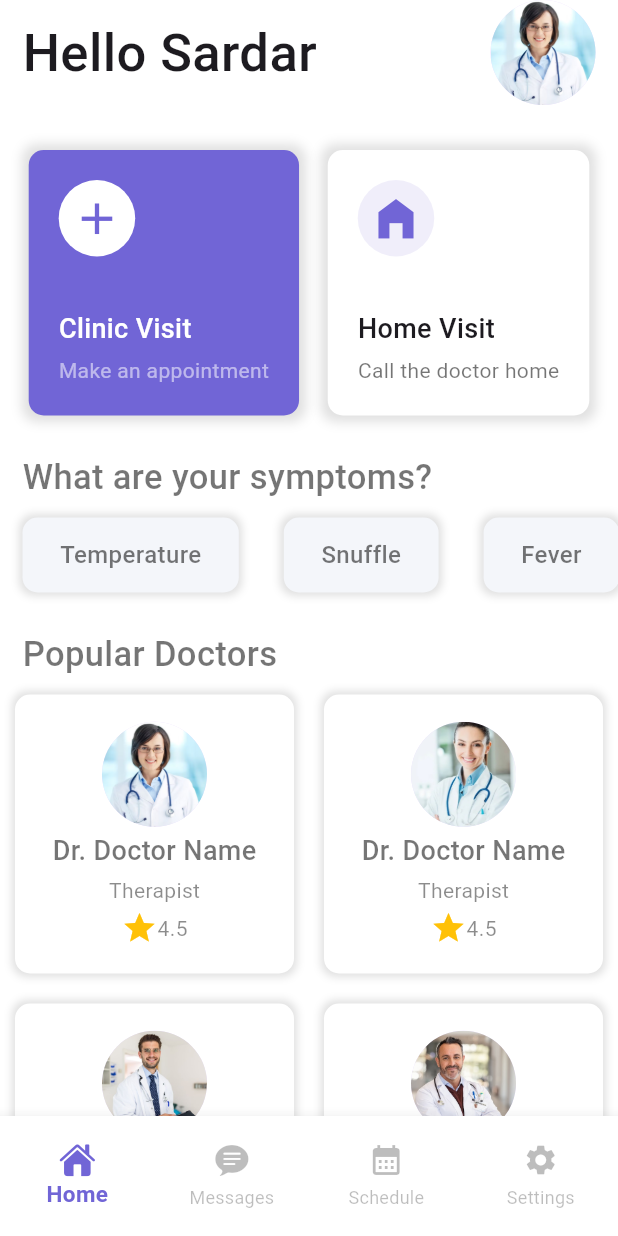
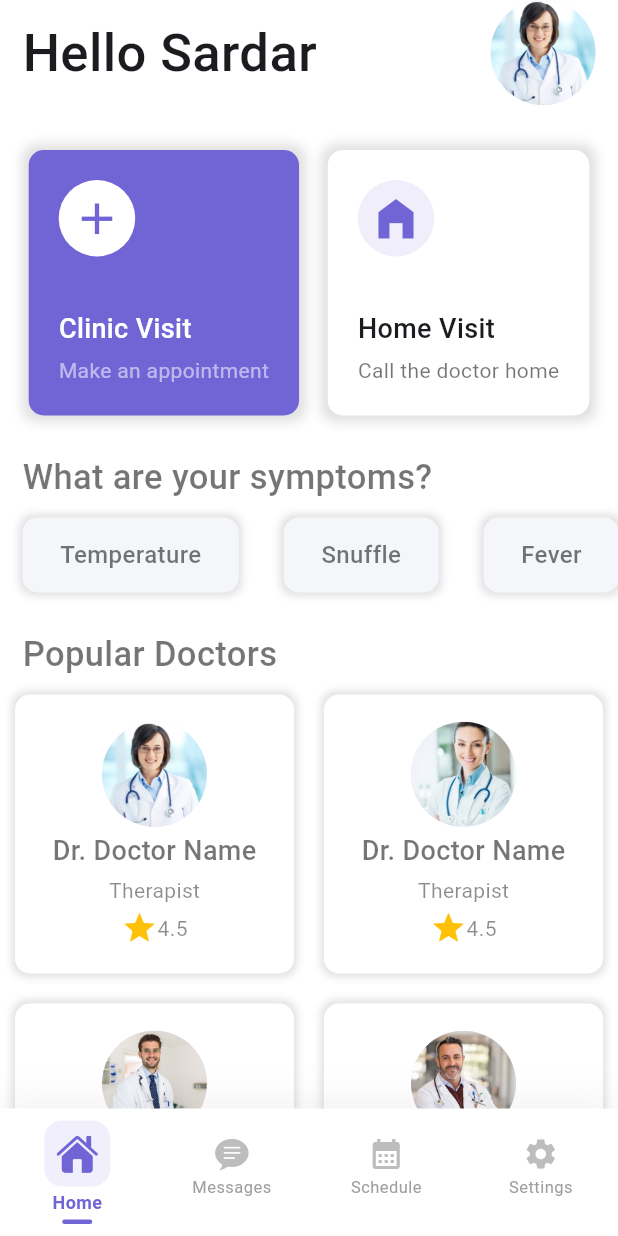
Before and after one commit to SardarHossaini/Medical-Health-App, a Flutter app: the NavbarRoots screen opened directly, on a phone screen of 412 x 824 dp. Run offline on Flutter 3.47's test engine with Material 3 defaults, Android fonts, the phone set to English and light mode, and no system bars.

Commit message:
redesign the navbar

```diff
--- a/lib/screen/login_screen.dart
+++ b/lib/screen/login_screen.dart
@@ -301,7 +301,7 @@ class _LoginScreenState extends State<LoginScreen> {
                             onPressed: () {
                               // Handle Google login
                             },
-                            icon: Image.asset("assets/images/google.png", height: 30, width: 30),
+                            icon: Icon(Icons.email, color: Colors.red[700], size: 35),
                           ),
                         ),
 
--- /dev/null
+++ b/lib/screen/schedule_screen.dart
@@ -0,0 +1,10 @@
+import 'package:flutter/material.dart';
+
+class ScheduleScreen extends StatelessWidget {
+  const ScheduleScreen({super.key});
+
+  @override
+  Widget build(BuildContext context) {
+    return Scaffold();
+  }
+}
--- a/lib/screen/signup_screen.dart
+++ b/lib/screen/signup_screen.dart
@@ -380,12 +380,18 @@ class _SignupScreenState extends State<SignupScreen> {
                     Row(
                       mainAxisAlignment: MainAxisAlignment.center,
                       children: [
-                        _buildSocialButton(icon: "assets/images/google.png", onTap: () {}),
+                        _buildSocialButton(
+                          icon: Icons.email,
+                          color: Colors.red[700],
+                          onTap: () {},
+                          isAsset: false,
+                        ),
                         SizedBox(width: 15),
                         _buildSocialButton(
-                          icon: "assets/images/facebook.png",
+                          icon: Icons.facebook,
+                          color: Colors.blue[700],
                           onTap: () {},
-                          isAsset: true,
+                          isAsset: false,
                         ),
                         SizedBox(width: 15),
                         _buildSocialButton(icon: Icons.apple, onTap: () {}, isAsset: false),
@@ -578,7 +584,12 @@ class _SignupScreenState extends State<SignupScreen> {
   }
 
   // Social login button
-  Widget _buildSocialButton({dynamic icon, required VoidCallback onTap, bool isAsset = true}) {
+  Widget _buildSocialButton({
+    dynamic icon,
+    Color? color,
+    required VoidCallback onTap,
+    bool isAsset = true,
+  }) {
     return Container(
       width: 60,
       height: 60,
@@ -593,7 +604,9 @@ class _SignupScreenState extends State<SignupScreen> {
           onTap: onTap,
           borderRadius: BorderRadius.circular(15),
           child: Center(
-            child: isAsset ? Image.asset(icon, height: 30, width: 30) : Icon(icon, size: 35),
+            child: isAsset
+                ? Image.asset(icon, height: 30, width: 30)
+                : Icon(icon, size: 35, color: color),
           ),
         ),
       ),
--- a/lib/widgets/navbar_roots.dart
+++ b/lib/widgets/navbar_roots.dart
@@ -2,6 +2,7 @@ import 'package:flutter/cupertino.dart';
 import 'package:flutter/material.dart';
 import 'package:medical_health_app/screen/home_screen.dart';
 import 'package:medical_health_app/screen/messages_screen.dart';
+import 'package:medical_health_app/screen/schedule_screen.dart'; // You'll need to create this
 import 'package:medical_health_app/screen/settings_screen.dart';
 
 class NavbarRoots extends StatefulWidget {
@@ -11,39 +12,157 @@ class NavbarRoots extends StatefulWidget {
   State<NavbarRoots> createState() => _NavbarRootsState();
 }
 
-class _NavbarRootsState extends State<NavbarRoots> {
-  int selectedIndex = 0;
-  List<Widget> pages = [HomeScreen(), MessagesScreen(), Container(), SettingsScreen()];
+class _NavbarRootsState extends State<NavbarRoots> with TickerProviderStateMixin {
+  int _selectedIndex = 0;
+  late AnimationController _animationController;
+
+  // Create screens
+  late final List<Widget> _pages = [
+    HomeScreen(),
+    MessagesScreen(),
+    ScheduleScreen(), // You'll need to create this screen
+    SettingsScreen(),
+  ];
+
+  // Page titles
+  final List<String> _titles = ["Home", "Messages", "Schedule", "Settings"];
+
+  @override
+  void initState() {
+    super.initState();
+    _animationController = AnimationController(vsync: this, duration: Duration(milliseconds: 300));
+  }
+
+  @override
+  void dispose() {
+    _animationController.dispose();
+    super.dispose();
+  }
+
+  void _onItemTapped(int index) {
+    setState(() {
+      _selectedIndex = index;
+      _animationController.forward(from: 0);
+    });
+  }
+
   @override
   Widget build(BuildContext context) {
     return Scaffold(
       backgroundColor: Colors.white,
-      body: pages[selectedIndex],
+      body: AnimatedSwitcher(
+        duration: Duration(milliseconds: 300),
+        transitionBuilder: (Widget child, Animation<double> animation) {
+          return FadeTransition(
+            opacity: animation,
+            child: SlideTransition(
+              position: Tween<Offset>(
+                begin: Offset(0.05, 0),
+                end: Offset.zero,
+              ).animate(CurvedAnimation(parent: animation, curve: Curves.easeOutCubic)),
+              child: child,
+            ),
+          );
+        },
+        child: _pages[_selectedIndex],
+      ),
+
+      // Custom Bottom Navigation Bar
       bottomNavigationBar: Container(
-        height: 80,
-        child: BottomNavigationBar(
-          backgroundColor: Colors.white,
-          type: BottomNavigationBarType.fixed,
-          selectedItemColor: Color(0xFF7165D6),
-          unselectedItemColor: Colors.black26,
-          selectedLabelStyle: TextStyle(fontWeight: FontWeight.bold, fontSize: 15),
-          currentIndex: selectedIndex,
-          onTap: (index) {
-            setState(() {
-              selectedIndex = index;
-            });
-          },
-          items: [
-            BottomNavigationBarItem(icon: Icon(CupertinoIcons.house_fill), label: "Home"),
-            BottomNavigationBarItem(
-              icon: Icon(CupertinoIcons.chat_bubble_text_fill),
-              label: "Messages",
-            ),
-            BottomNavigationBarItem(icon: Icon(Icons.calendar_month), label: "Schedule"),
-            BottomNavigationBarItem(icon: Icon(Icons.settings), label: "Settings"),
+        height: 85,
+        decoration: BoxDecoration(
+          color: Colors.white,
+          boxShadow: [
+            BoxShadow(color: Colors.black.withOpacity(0.05), blurRadius: 20, offset: Offset(0, -5)),
           ],
+        ),
+        child: Row(
+          mainAxisAlignment: MainAxisAlignment.spaceEvenly,
+          children: List.generate(4, (index) {
+            return _buildNavItem(
+              index: index,
+              icon: _getIconForIndex(index),
+              label: _titles[index],
+            );
+          }),
         ),
       ),
     );
   }
+
+  Widget _buildNavItem({required int index, required IconData icon, required String label}) {
+    final isSelected = _selectedIndex == index;
+
+    return Expanded(
+      child: GestureDetector(
+        onTap: () => _onItemTapped(index),
+        behavior: HitTestBehavior.opaque,
+        child: AnimatedContainer(
+          duration: Duration(milliseconds: 200),
+          curve: Curves.easeInOut,
+          child: Column(
+            mainAxisAlignment: MainAxisAlignment.center,
+            children: [
+              // Icon with animation
+              AnimatedContainer(
+                duration: Duration(milliseconds: 200),
+                curve: Curves.easeInOut,
+                padding: EdgeInsets.all(isSelected ? 8 : 0),
+                decoration: BoxDecoration(
+                  color: isSelected ? Color(0xFF7165D6).withOpacity(0.1) : Colors.transparent,
+                  borderRadius: BorderRadius.circular(12),
+                ),
+                child: Icon(
+                  icon,
+                  color: isSelected ? Color(0xFF7165D6) : Colors.grey.shade400,
+                  size: isSelected ? 28 : 24,
+                ),
+              ),
+
+              SizedBox(height: 4),
+
+              // Label with animation
+              AnimatedDefaultTextStyle(
+                duration: Duration(milliseconds: 200),
+                style: TextStyle(
+                  fontSize: isSelected ? 12 : 11,
+                  fontWeight: isSelected ? FontWeight.w600 : FontWeight.w400,
+                  color: isSelected ? Color(0xFF7165D6) : Colors.grey.shade500,
+                  letterSpacing: 0.3,
+                ),
+                child: Text(label),
+              ),
+
+              // Active indicator
+              AnimatedContainer(
+                duration: Duration(milliseconds: 200),
+                margin: EdgeInsets.only(top: 4),
+                height: 3,
+                width: isSelected ? 20 : 0,
+                decoration: BoxDecoration(
+                  color: Color(0xFF7165D6),
+                  borderRadius: BorderRadius.circular(10),
+                ),
+              ),
+            ],
+          ),
+        ),
+      ),
+    );
+  }
+
+  IconData _getIconForIndex(int index) {
+    switch (index) {
+      case 0:
+        return CupertinoIcons.house_fill;
+      case 1:
+        return CupertinoIcons.chat_bubble_text_fill;
+      case 2:
+        return Icons.calendar_month;
+      case 3:
+        return Icons.settings;
+      default:
+        return CupertinoIcons.house_fill;
+    }
+  }
 }
```
